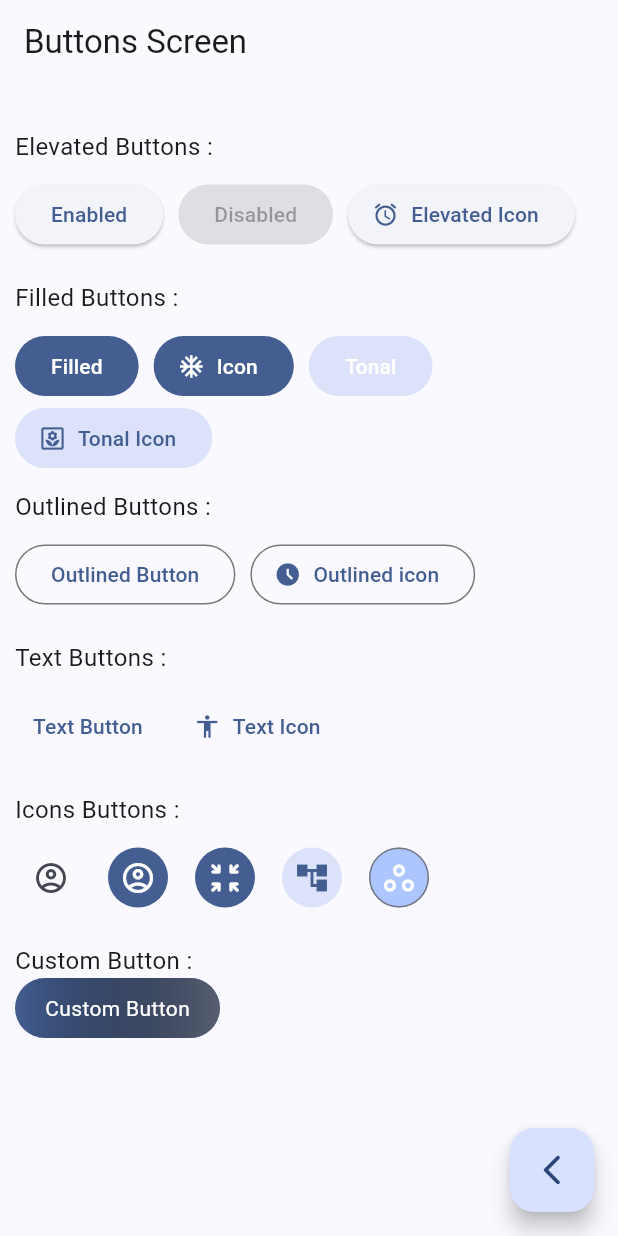
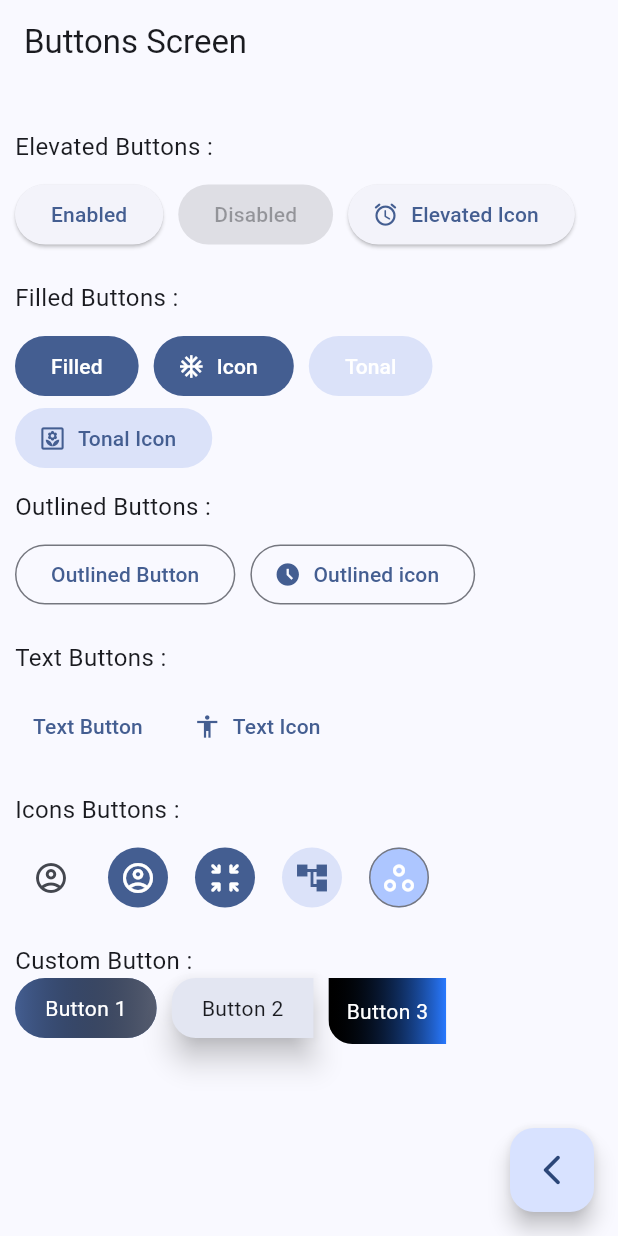
Before and after one commit to Davidgraja/Widgets__app, a Flutter app: the ButtonsScreen screen opened by its route, on a phone screen of 412 x 824 dp. Run offline on Flutter 3.47's test engine with Material 2 defaults, Android fonts, the phone set to English and light mode, and no system bars; our stand-ins replace go_router.

Commit message:
Nuevos custom buttons añadidos

```diff
--- a/lib/presentation/screen/buttons/buttons_screen.dart
+++ b/lib/presentation/screen/buttons/buttons_screen.dart
@@ -126,6 +126,8 @@ class _ButtonsView extends StatelessWidget {
             const _CustomHeading(title: 'Custom Button'),
 
             const CustomButton(),
+            const CustomButton2(),
+            const CustomButton3(),
           ],
         ),
       ]),
@@ -192,11 +194,10 @@ class CustomButton extends StatelessWidget {
             )
           ),
           child: InkWell(
-            // overlayColor: MaterialStatePropertyAll(colors.inversePrimary),
             onTap: () {},
             child: const Padding(
               padding: EdgeInsets.symmetric(vertical: 10 , horizontal: 20),
-              child: Text('Custom Button' , style: TextStyle(color: Colors.white),),
+              child: Text('Button 1' , style: TextStyle(color: Colors.white),),
             ),
           ),
         ),
@@ -205,3 +206,56 @@ class CustomButton extends StatelessWidget {
 
   }
 }
+
+
+
+class CustomButton2 extends StatelessWidget {
+  const CustomButton2({super.key});
+
+  @override
+  Widget build(BuildContext context) {
+    final colors = Theme.of(context).colorScheme;
+
+    return Material(
+      elevation: 8,
+      surfaceTintColor: colors.primary ,
+      borderRadius: const BorderRadius.horizontal(left: Radius.circular(16)),
+      child: InkWell(
+        borderRadius: BorderRadius.circular(25),
+        onTap: (){},
+        child: const Padding(
+          padding: EdgeInsets.symmetric(vertical: 10 , horizontal: 20),
+          child: Text('Button 2'),
+        )
+      ),
+    );
+  }
+}
+
+
+class CustomButton3 extends StatelessWidget {
+  const CustomButton3({super.key});
+
+  @override
+  Widget build(BuildContext context) {
+    return ClipRRect(
+      borderRadius: const BorderRadius.only(bottomLeft: Radius.circular(16) ),
+      child: Material(
+        color: Colors.black,
+        child:  DecoratedBox(
+          decoration: BoxDecoration(
+            gradient: LinearGradient(colors: [Colors.transparent , Colors.blueAccent.shade400] , stops: const [0.0, 1.0])
+          ),
+          child: InkWell(
+            onTap: (){},
+            overlayColor:  const MaterialStatePropertyAll(Colors.redAccent),
+            child: const Padding(
+              padding:EdgeInsets.all(12),
+              child: Text('Button 3', style: TextStyle(color: Colors.white),) ,
+            ),
+          ),
+        ),
+      )
+    );
+  }
+}
```
